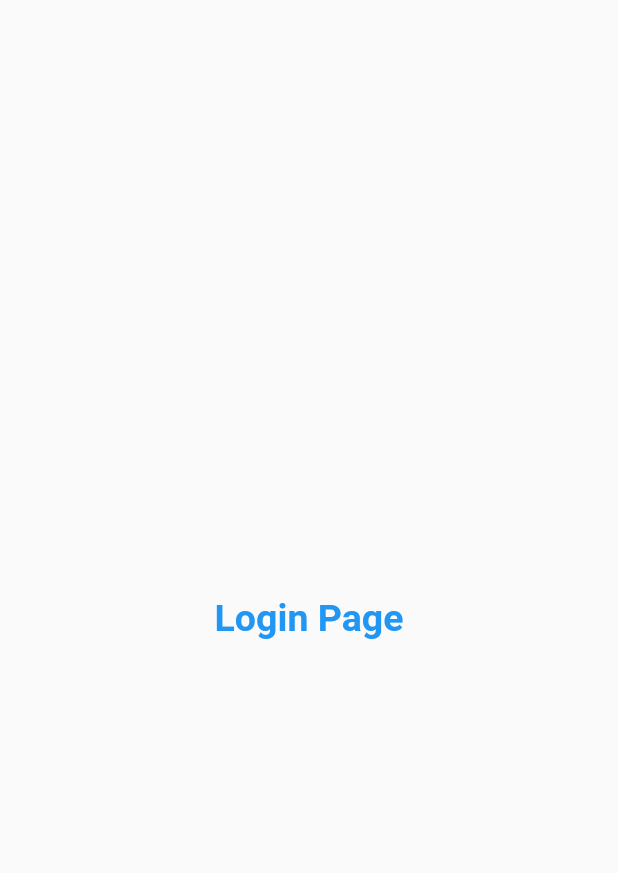
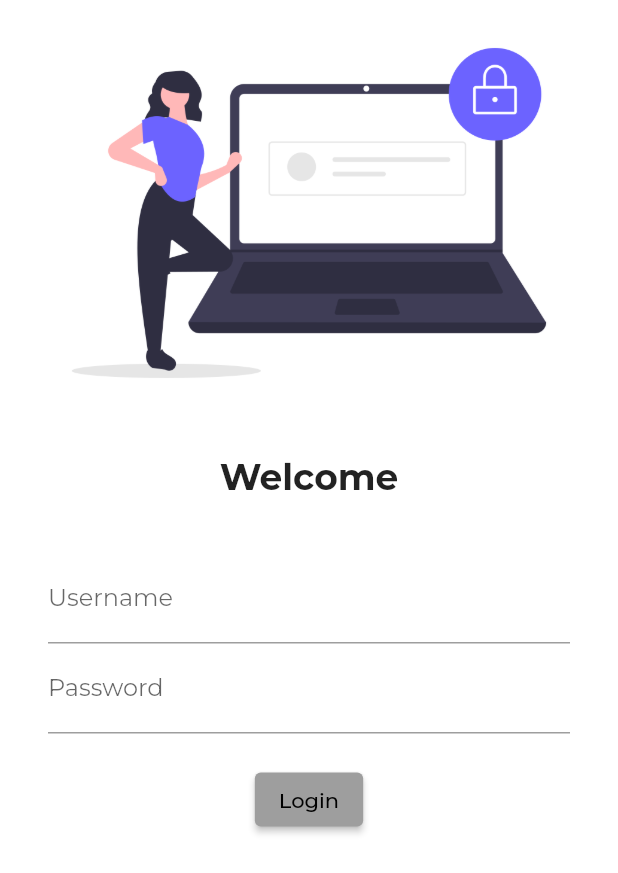
Before and after one commit to LoneCobra/Shopping-App, a Flutter app: the screen it shows after launch, on a phone screen of 412 x 824 dp. Shown: the top 873 px of the screen. Run offline on Flutter 3.47's test engine with Material 2 defaults, Android fonts, the phone set to English and light mode, and no system bars; our stand-ins replace google_fonts.

Commit message:
Day 4 Complete

```diff
--- a/lib/main.dart
+++ b/lib/main.dart
@@ -1,4 +1,5 @@
 import 'package:flutter/material.dart';
+import 'package:google_fonts/google_fonts.dart';
 import 'package:shoppingapp/pages/home_page.dart';
 import 'package:shoppingapp/pages/login_page.dart';
 
@@ -11,7 +12,9 @@ class MyApp extends StatelessWidget {
   Widget build(BuildContext context) {
     return MaterialApp(
       themeMode: ThemeMode.light,
-      theme: ThemeData(primarySwatch: Colors.grey),
+      theme: ThemeData(
+          primarySwatch: Colors.grey,
+          fontFamily: GoogleFonts.montserrat().fontFamily),
       darkTheme: ThemeData(
         brightness: Brightness.dark,
       ),
--- a/lib/pages/login_page.dart
+++ b/lib/pages/login_page.dart
@@ -1,16 +1,61 @@
+// ignore_for_file: prefer_const_constructors
+
 import 'package:flutter/material.dart';
 
 class LoginPage extends StatelessWidget {
   @override
   Widget build(BuildContext context) {
     return Material(
-      child: Center(
-        child: Text(
-          "Login Page",
-          style: TextStyle(
-              fontSize: 25, color: Colors.blue, fontWeight: FontWeight.bold),
-        ),
-      ),
-    );
+        color: Colors.white,
+        child: Column(
+          children: [
+            Image.asset(
+              "assets/images/login_image.png",
+              fit: BoxFit.cover,
+            ),
+            SizedBox(
+              height: 20.0,
+            ),
+            Text(
+              "Welcome",
+              style: TextStyle(
+                fontSize: 24,
+                fontWeight: FontWeight.bold
+                ),
+            ),
+            SizedBox(
+              height: 20.0,
+            ),
+        Padding(
+          padding: const EdgeInsets.symmetric(vertical: 16.0, horizontal: 32.0),
+          child: Column(
+            children: [
+              TextFormField(
+                decoration: InputDecoration(
+                  hintText: "Enter Username",
+                  labelText: "Username"
+                ),
+              ),
+              TextFormField(
+                obscureText: true,
+                decoration: InputDecoration(
+                  hintText: "Enter Password",
+                  labelText: "Password"
+                ),
+              ),
+            SizedBox(
+              height: 20.0,
+            ),
+            ElevatedButton(
+              onPressed: () {
+                print("Hello");
+              },
+              child: Text("Login"),
+              style: TextButton.styleFrom(),
+            )
+              ],),
+        )
+          ],
+        ));
   }
 }
--- a/pubspec.yaml
+++ b/pubspec.yaml
@@ -34,6 +34,7 @@ dependencies:
   # The following adds the Cupertino Icons font to your application.
   # Use with the CupertinoIcons class for iOS style icons.
   cupertino_icons: ^1.0.2
+  google_fonts: ^3.0.1
 
 dev_dependencies:
   flutter_test:
@@ -58,8 +59,8 @@ flutter:
   uses-material-design: true
 
   # To add assets to your application, add an assets section, like this:
-  # assets:
-  #   - images/a_dot_burr.jpeg
+  assets:
+    - assets/images/
   #   - images/a_dot_ham.jpeg
 
   # An image asset can refer to one or more resolution-specific "variants", see
```
Also changed, not shown: assets/images/login_image.png (added), pubspec.lock, 1 other file.
